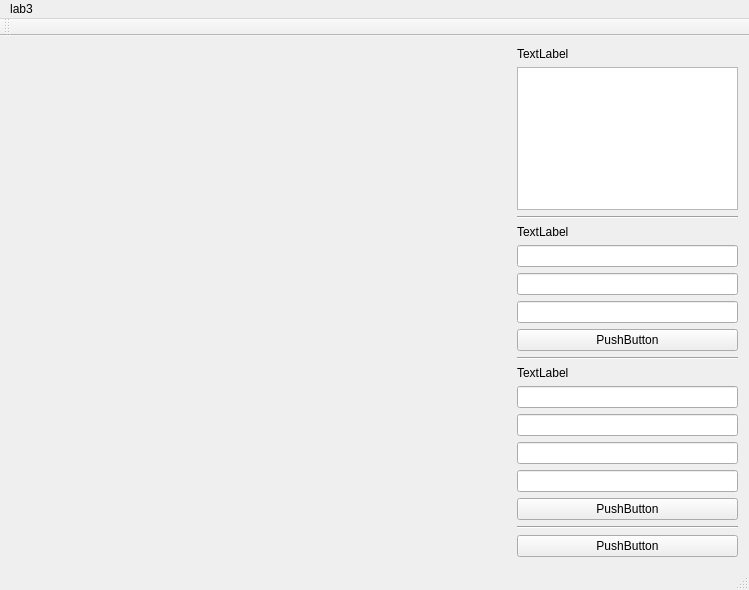
Before: the Qt Designer form mainwindow.ui in aminbenarieb/cg_lab3, drawn with Qt 5.
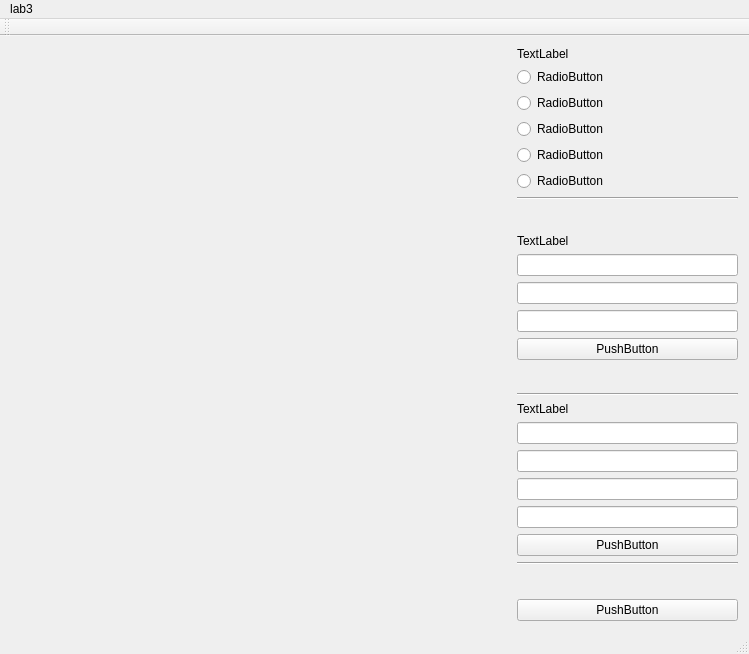
After: the same form once the commit is applied. Custom widgets are drawn as their Qt base class.

Commit message: Added radio buttons.

Diff of the .ui file:
```diff
--- a/mainwindow.ui
+++ b/mainwindow.ui
@@ -7,7 +7,7 @@
     <x>0</x>
     <y>0</y>
     <width>749</width>
-    <height>590</height>
+    <height>654</height>
    </rect>
   </property>
   <property name="windowTitle">
@@ -57,7 +57,39 @@
        </widget>
       </item>
       <item>
-       <widget class="QListView" name="listView"/>
+       <widget class="QRadioButton" name="radioBtnDDA">
+        <property name="text">
+         <string>RadioButton</string>
+        </property>
+       </widget>
+      </item>
+      <item>
+       <widget class="QRadioButton" name="radioBtnFloatBr">
+        <property name="text">
+         <string>RadioButton</string>
+        </property>
+       </widget>
+      </item>
+      <item>
+       <widget class="QRadioButton" name="radioBtnIntBr">
+        <property name="text">
+         <string>RadioButton</string>
+        </property>
+       </widget>
+      </item>
+      <item>
+       <widget class="QRadioButton" name="radioBtnSmtBr">
+        <property name="text">
+         <string>RadioButton</string>
+        </property>
+       </widget>
+      </item>
+      <item>
+       <widget class="QRadioButton" name="radioBtnQt">
+        <property name="text">
+         <string>RadioButton</string>
+        </property>
+       </widget>
       </item>
       <item>
        <widget class="Line" name="line">
```
The commit also changes 2 other files.
